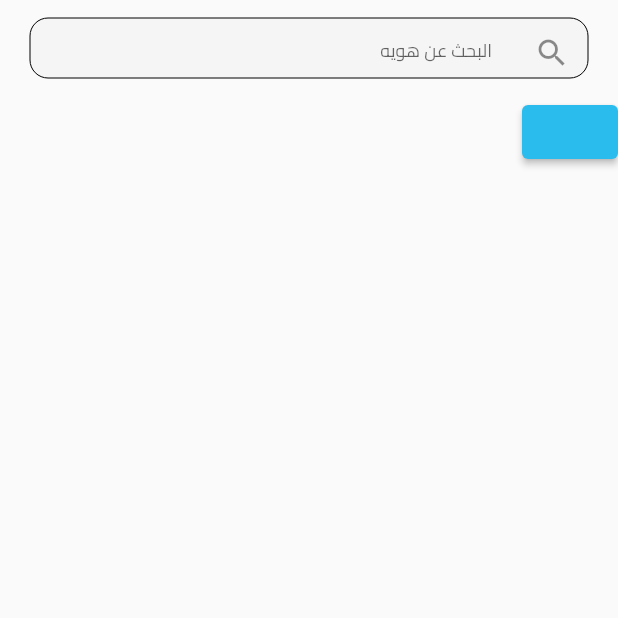
After one commit to manaralkurdi3/toordornew, a Flutter app: the MyEmployees screen opened directly, on a phone screen of 412 x 824 dp, the top half of it. The commit adds this screen. Run offline on Flutter 3.47's test engine with Material 2 defaults, Android fonts, the phone set to English and light mode, and no system bars; our stand-ins replace shared_preferences, sizer, syncfusion_flutter_calendar, table_calendar; accounts and stored records are empty.

Commit message:
I Love NoNo

```diff
--- a/lib/Controller/Controller.dart
+++ b/lib/Controller/Controller.dart
@@ -5,6 +5,7 @@ import 'package:flutter/material.dart';
 import 'package:toordor/Model/users.dart';
 import 'package:toordor/View/Screen/AddProject.dart';
 import 'package:toordor/View/Screen/MyBusiness.dart';
+import 'package:toordor/View/Screen/MyEmployees.dart';
 import 'package:toordor/View/Screen/UserProfile.dart';
 import 'package:toordor/View/Screen/homeBody.dart';
 import 'package:toordor/const/color.dart';
@@ -94,6 +95,7 @@ class Controller {
     Pages(title: 'حسابي', icon: Icons.person,page: UserProFile()),
     Pages(title: 'اعمالي', icon: Icons.monetization_on,page: MyBusiness()),
     Pages(title: 'انشئ مشروعك الخاص', icon: Icons.add, page: AddProject()),
+   Pages(title: 'عروض التوظيف',icon: Icons.work,page: MyEmployees())
   ];
 
   static MaterialColor myColor = const MaterialColor(0xff808080, <int, Color>{
--- a/lib/View/Screen/Home.dart
+++ b/lib/View/Screen/Home.dart
@@ -1,4 +1,5 @@
 import 'package:flutter/material.dart';
+import 'package:toordor/View/Widget/AppBarr.dart';
 import 'package:toordor/View/Widget/TextForm.dart';
 
 import '../../Controller/Controller.dart';
@@ -21,7 +22,7 @@ class _HomeState extends State<Home> {
   Widget build(BuildContext context) {
     return Scaffold(
       key: _key,
-      appBar: AppBar(
+      appBar:AppBar(
           backgroundColor: Colors.blue,
           leading: Container(
             child: const SizedBox(width: 300),
@@ -56,7 +57,7 @@ class _HomeState extends State<Home> {
           ],
           title: TextForm(
             hint: 'البحث',
-            controller: search,
+
             widget: IconButton(
               icon: const Icon(Icons.search),
               onPressed: () {},
--- a/lib/View/Screen/MyBusiness.dart
+++ b/lib/View/Screen/MyBusiness.dart
@@ -15,6 +15,7 @@ class MyBusiness extends StatelessWidget {
     double h = MediaQuery.of(context).size.height;
     double w = MediaQuery.of(context).size.width;
     return Scaffold(
+      appBar: AppBar(),
       body: Container(
         margin: EdgeInsets.all(10),
         height: h,
--- /dev/null
+++ b/lib/View/Screen/MyEmployees.dart
@@ -0,0 +1,24 @@
+import 'package:flutter/material.dart';
+import 'package:toordor/View/Widget/TextForm.dart';
+
+
+class MyEmployees extends StatelessWidget {
+  const MyEmployees({Key? key}) : super(key: key);
+
+
+  @override
+  Widget build(BuildContext context) {
+    return Scaffold(
+      body: Column(
+        children: [
+          TextForm(hint: 'البحث عن هويه',widget: IconButton(icon: Icon(Icons.search),onPressed: (){}),),
+          Row(
+            children: [
+              ElevatedButton(onPressed: (){}, child: Text(''))
+            ],
+          )
+        ],
+      ),
+    );
+  }
+}
--- a/lib/View/Screen/homeBody.dart
+++ b/lib/View/Screen/homeBody.dart
@@ -148,7 +148,7 @@ class _HomeBodyState extends State<HomeBody> {
         Flexible(
           flex: 7,
           child: Container(
-            color: Colors.blue,
+           child: Text('ads',style: TextStyle(fontSize: 90),),
           ),
         )
       ]),
--- a/lib/View/Widget/TextForm.dart
+++ b/lib/View/Widget/TextForm.dart
@@ -4,7 +4,7 @@ class TextForm extends StatelessWidget {
   String hint;
   Widget? widget;
   bool? visibility;
-  TextEditingController controller;
+  TextEditingController? controller;
   TextInputType? keyBoardType;
   TextForm({
     Key? key,
@@ -12,7 +12,7 @@ class TextForm extends StatelessWidget {
     this.widget,
     this.visibility,
     this.keyBoardType,
-    required this.controller,
+     this.controller,
   }) : super(key: key);
 
   @override
@@ -27,7 +27,7 @@ class TextForm extends StatelessWidget {
         child: TextField(
           keyboardType:keyBoardType ,
           obscureText: visibility ?? false,
-          controller: controller,
+          controller: controller??TextEditingController(),
           decoration: InputDecoration(
               hintText: hint,
               hintStyle: const TextStyle(fontSize: 12),
```
Also changed, not shown: lib/View/Screen/calender.dart (+8 -3 lines), lib/View/Screen/homepagebussnise.dart (+33 -30 lines), lib/View/Widget/AppBarr.dart (added, +65 -0 lines). Lines whose indentation alone changed are shown as unchanged.
